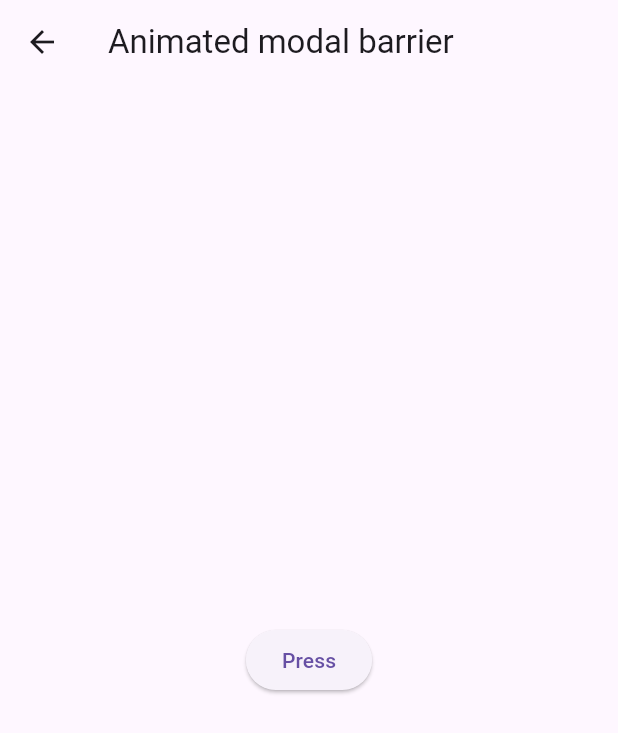
After one commit to vivekbaraiya0786/flutter_widgets, a Flutter app: the animated_modal_barrier screen opened by its route, on a phone screen of 412 x 824 dp. The commit adds this screen. Shown: the top 733 px of the screen. Run offline on Flutter 3.47's test engine with Material 2 defaults, Android fonts, the phone set to English and light mode, and no system bars; our stand-ins replace get.

Commit message:
intail commit

```diff
--- a/lib/main.dart
+++ b/lib/main.dart
@@ -3,11 +3,22 @@ import 'package:flutter_widgets/views/widgets/about_dialog.dart';
 import 'package:flutter_widgets/views/widgets/about_listtile.dart';
 import 'package:flutter_widgets/views/widgets/absorbpointer.dart';
 import 'package:flutter_widgets/views/widgets/alert_dialogue.dart';
+import 'package:flutter_widgets/views/widgets/align.dart';
 import 'package:flutter_widgets/views/widgets/animated%20align.dart';
+import 'package:flutter_widgets/views/widgets/animated_Positioned.dart';
 import 'package:flutter_widgets/views/widgets/animated_builder.dart';
 import 'package:flutter_widgets/views/widgets/animated_container.dart';
 import 'package:flutter_widgets/views/widgets/animated_cross_fade.dart';
 import 'package:flutter_widgets/views/widgets/animated_default_textstyle.dart';
+import 'package:flutter_widgets/views/widgets/animated_icon.dart';
+import 'package:flutter_widgets/views/widgets/animated_list.dart';
+import 'package:flutter_widgets/views/widgets/animated_modal_barriar.dart';
+import 'package:flutter_widgets/views/widgets/animated_opacity.dart';
+import 'package:flutter_widgets/views/widgets/animated_padding.dart';
+import 'package:flutter_widgets/views/widgets/animated_phyical_model.dart';
+import 'package:flutter_widgets/views/widgets/animated_rotation.dart';
+import 'package:flutter_widgets/views/widgets/animated_size.dart';
+import 'package:flutter_widgets/views/widgets/animated_switcher.dart';
 import 'package:get/get.dart';
 
 void main(){
@@ -17,17 +28,28 @@ void main(){
       theme: ThemeData.light(useMaterial3: true),
       darkTheme: ThemeData.dark(useMaterial3: true),
       themeMode: ThemeMode.system,
-      initialRoute: "/animated_default_textstyle",
+      initialRoute: "/animated_switcher",
       getPages: [
         GetPage(name: "/", page: () =>const About_Dialog(),),
         GetPage(name: "/About_ListTile", page: () =>const About_ListTile(),),
         GetPage(name: "/absorb_pointer", page: () =>const absorbpointer(),),
         GetPage(name: "/Alert_Dialogue", page: () =>const Alert_Dialogue(),),
         GetPage(name: "/animated_align", page: () =>const animated_align(),),
+        GetPage(name: "/align", page: () =>const align(),),
         GetPage(name: "/animated_builder", page: () =>const animated_builder(),),
         GetPage(name: "/animated_container", page: () =>const animated_container(),),
         GetPage(name: "/animated_cross_fade", page: () =>const animated_cross_fade(),),
         GetPage(name: "/animated_default_textstyle", page: () =>const animated_default_textstyle(),),
+        GetPage(name: "/animated_icon", page: () =>const animated_icon(),),
+        GetPage(name: "/animated_List", page: () =>const animated_List(),),
+        GetPage(name: "/animated_modal_barrier", page: () =>const animated_modal_barrier(),),
+        GetPage(name: "/animated_opacity", page: () =>const animated_opacity(),),
+        GetPage(name: "/animated_padding", page: () =>const animated_padding(),),
+        GetPage(name: "/animated_physical_model", page: () =>const animated_phyical_model(),),
+        GetPage(name: "/animated_positioned", page: () =>const animated_positioned(),),
+        GetPage(name: "/animated_rotation", page: () =>const animted_rotation(),),
+        GetPage(name: "/animated_size", page: () =>const animted_size(),),
+        GetPage(name: "/animated_switcher", page: () =>const animted_switcher(),),
       ],
     )
   );
--- /dev/null
+++ b/lib/views/widgets/animated_modal_barriar.dart
@@ -0,0 +1,81 @@
+import 'package:flutter/material.dart';
+
+class animated_modal_barrier extends StatefulWidget {
+  const animated_modal_barrier({Key? key}) : super(key: key);
+
+  @override
+  State<animated_modal_barrier> createState() => _animated_modal_barrierState();
+}
+
+class _animated_modal_barrierState extends State<animated_modal_barrier>
+    with SingleTickerProviderStateMixin {
+  bool _isLoading = false;
+  late Widget _animatedModalBarrier;
+
+  late AnimationController _animationController;
+  late Animation<Color?> _colorAnimation;
+
+  @override
+  void initState() {
+    ColorTween _colorTween = ColorTween(
+      begin: const Color.fromARGB(200, 155, 120, 155),
+      end: const Color.fromARGB(100, 127, 127, 127),
+    );
+
+    _animationController =
+        AnimationController(vsync: this, duration: const Duration(seconds: 3));
+    _colorAnimation = _colorTween.animate(_animationController);
+
+    _animatedModalBarrier = AnimatedModalBarrier(
+      color: _colorAnimation,
+      dismissible: true,
+    );
+
+    super.initState();
+  }
+
+  @override
+  Widget build(BuildContext context) {
+    return Scaffold(
+      appBar: AppBar(
+        title: const Text("Animated modal barrier"),
+      ),
+      body: Center(
+        child: Column(
+          mainAxisAlignment: MainAxisAlignment.center,
+          children: [
+            Container(
+              height: 100.0,
+              width: 250.0,
+              child: Stack(
+                alignment: AlignmentDirectional.center,
+                children: [
+                  ElevatedButton(
+                      child: const Text('Press'),
+                      onPressed: () {
+                        setState(() {
+                          _isLoading = true;
+                        });
+
+                        _animationController.reset();
+                        _animationController.forward();
+                        // Scaffold.of(context).showSnackBar(
+                        // SnackBar(content: Text('Button is press'),
+                        // backgroundColor: Colors.black,),
+                        // );
+                        Future.delayed(const Duration(seconds: 3), () {
+                          setState(() {
+                            _isLoading = false;
+                          });
+                        });
+                      }),
+                  if (_isLoading) _animatedModalBarrier,
+                ],
+              ),
+            ),
+          ],
+        ),
+      ),
+    );
+  }
+}
```
Also changed, not shown: lib/views/widgets/animated_Positioned.dart (added, +64 -0 lines), lib/views/widgets/animated_icon.dart (added, +59 -0 lines), lib/views/widgets/animated_list.dart (added, +84 -0 lines), lib/views/widgets/animated_opacity.dart (added, +48 -0 lines), lib/views/widgets/animated_padding.dart (added, +58 -0 lines), lib/views/widgets/animated_phyical_model.dart (added, +58 -0 lines), lib/views/widgets/animated_rotation.dart (added, +46 -0 lines), lib/views/widgets/animated_size.dart (added, +55 -0 lines), lib/views/widgets/animated_switcher.dart (added, +46 -0 lines).
